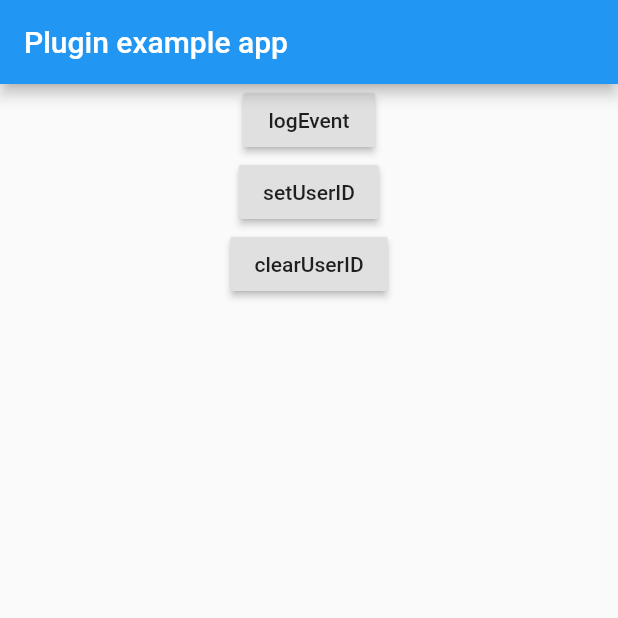
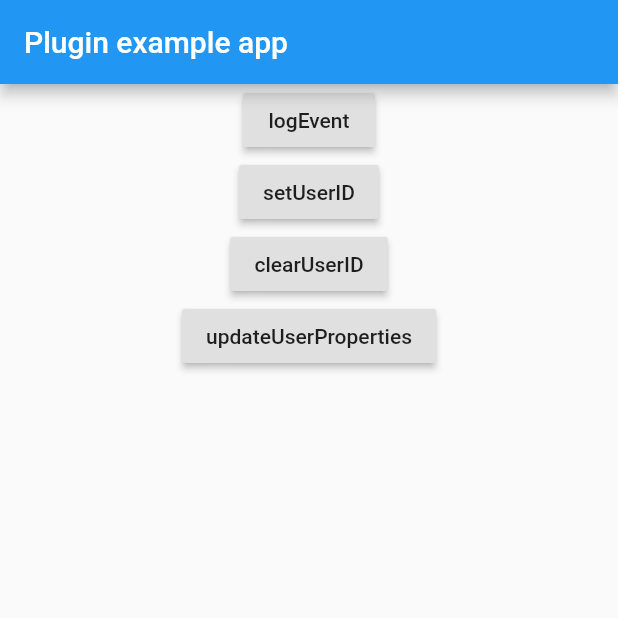
Before and after one commit to W-her/flutter_facebook_sdk, a Flutter app: the screen it shows after launch, after a tap on "logEvent", on a phone screen of 412 x 824 dp, the top half of it. Run offline on Flutter 3.47's test engine with Material 2 defaults, Android fonts, the phone set to English and light mode, and no system bars; statements that could not run were skipped.

Commit message:
add updateUserProperties method

```diff
--- a/example/lib/main.dart
+++ b/example/lib/main.dart
@@ -32,7 +32,7 @@ class _MyAppState extends State<MyApp> {
                 onPressed: () {
                   FacebookSdk.logEvent(
                     eventName: "FlutterFacebookSdkEvent",
-                    paramas: {"ciao": "ciao"},
+                    params: {"event": "eventParam"},
                   );
                 },
               ),
@@ -53,6 +53,16 @@ class _MyAppState extends State<MyApp> {
                 },
               ),
             ),
+            Center(
+              child: RaisedButton(
+                child: Text("updateUserProperties"),
+                onPressed: () {
+                  FacebookSdk.updateUserProperties(
+                    params: {"property": "userParam"},
+                  );
+                },
+              ),
+            ),
           ],
         ),
       ),
--- a/lib/facebook_sdk.dart
+++ b/lib/facebook_sdk.dart
@@ -19,11 +19,11 @@ class FacebookSdk {
 
   static Future<void> logEvent({
     @required String eventName,
-    Map<String, dynamic> paramas,
+    Map<String, String> params,
   }) async {
     await _channel.invokeMethod('logEvent', {
       "eventName": eventName,
-      "params": paramas,
+      "params": params,
     });
   }
 
@@ -37,7 +37,11 @@ class FacebookSdk {
     await _channel.invokeMethod('clearUserID');
   }
 
-    static Future<void> updateUserProperties() async {
-    await _channel.invokeMethod('updateUserProperties');
+  static Future<void> updateUserProperties({
+    @required Map<String, String> params,
+  }) async {
+    await _channel.invokeMethod('updateUserProperties', {
+      "params": params,
+    });
   }
 }
```
Also changed, not shown: 1 other file.
